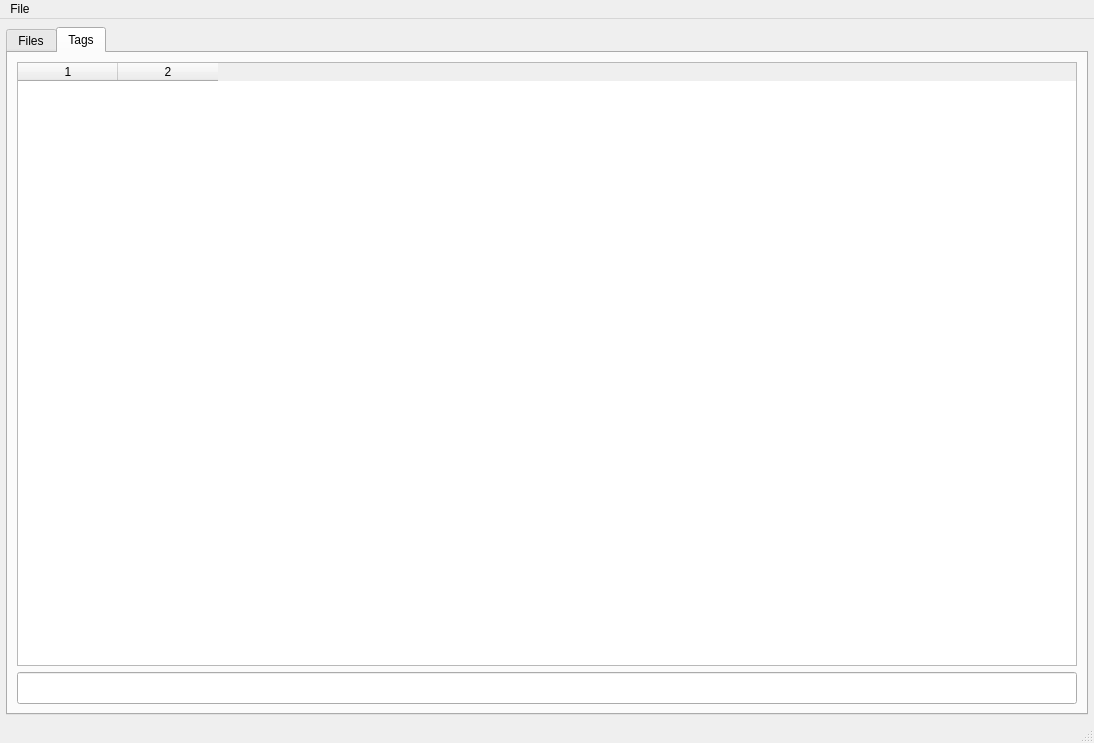
gbizzotto/eptg, file mainwindow.ui: the form before one commit.
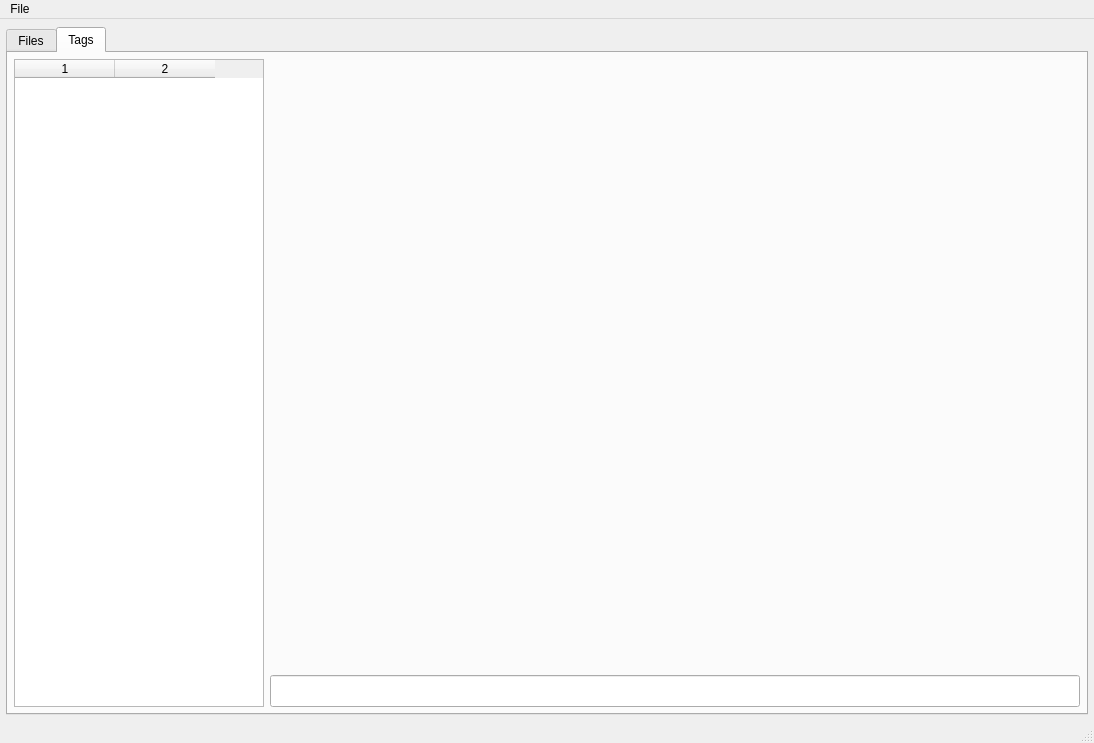
The form after the commit. The open tabs and pages were chosen to show the change.

The edit to the form file:
```diff
--- a/mainwindow.ui
+++ b/mainwindow.ui
@@ -161,9 +161,33 @@
        <attribute name="title">
         <string>Tags</string>
        </attribute>
-       <layout class="QVBoxLayout" name="verticalLayout">
+       <layout class="QHBoxLayout" name="horizontalLayout_4">
+        <property name="leftMargin">
+         <number>6</number>
+        </property>
+        <property name="topMargin">
+         <number>6</number>
+        </property>
+        <property name="rightMargin">
+         <number>6</number>
+        </property>
+        <property name="bottomMargin">
+         <number>6</number>
+        </property>
         <item>
          <widget class="QTableWidget" name="tagList">
+          <property name="minimumSize">
+           <size>
+            <width>50</width>
+            <height>0</height>
+           </size>
+          </property>
+          <property name="maximumSize">
+           <size>
+            <width>250</width>
+            <height>16777215</height>
+           </size>
+          </property>
           <property name="editTriggers">
            <set>QAbstractItemView::NoEditTriggers</set>
           </property>
@@ -187,6 +211,26 @@
          </widget>
         </item>
         <item>
+         <layout class="QVBoxLayout" name="verticalLayout">
+          <item>
+           <widget class="QLabel" name="tagTreePreview">
+            <property name="font">
+             <font>
+              <pointsize>20</pointsize>
+             </font>
+            </property>
+            <property name="text">
+             <string/>
+            </property>
+            <property name="textFormat">
+             <enum>Qt::RichText</enum>
+            </property>
+            <property name="alignment">
+             <set>Qt::AlignCenter</set>
+            </property>
+           </widget>
+          </item>
+          <item>
          <widget class="QLineEdit" name="editTagTags">
           <property name="font">
            <font>
@@ -194,6 +238,8 @@
            </font>
           </property>
          </widget>
+          </item>
+         </layout>
         </item>
        </layout>
       </widget>
```
Left out of the diff: 2 changed lines with no effect on the pictures. Lines whose indentation alone changed are shown as unchanged.
